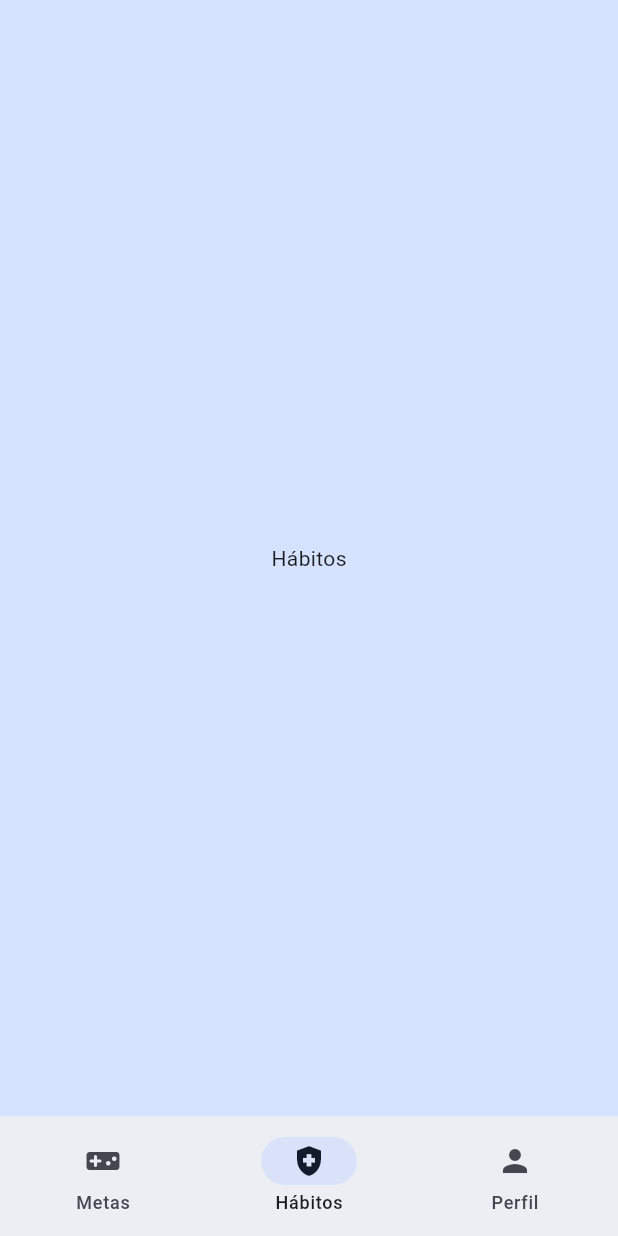
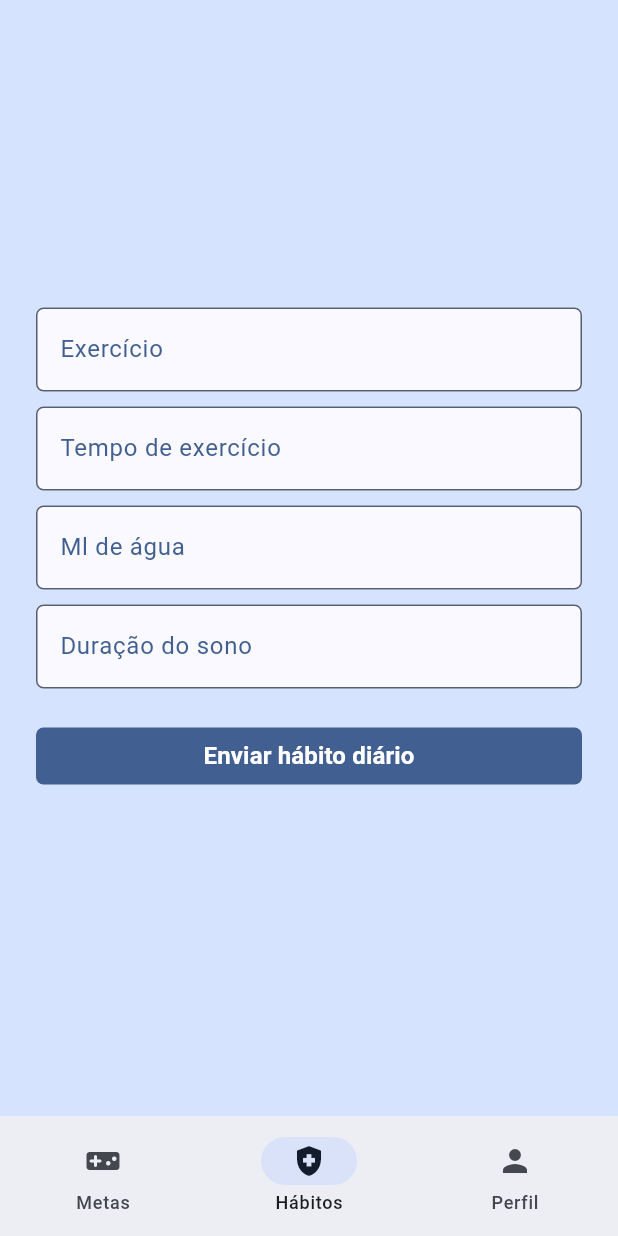
Before and after one commit to Vitinho369/health_app, a Flutter app: the screen it shows once a user with an empty profile is signed in, on a phone screen of 412 x 824 dp. Run offline on Flutter 3.47's test engine with Material 3 defaults, Android fonts, the phone set to English and light mode, and no system bars; our stand-ins replace cloud_firestore, firebase_auth, firebase_core, google_fonts; accounts and stored records are empty; generated files the repository leaves out were written again; Roboto replaces fonts that are missing (Roboto Flex).

Commit message:
envio dos habitos ao firebase

```diff
--- a/lib/ui/pages/habits_page.dart
+++ b/lib/ui/pages/habits_page.dart
@@ -1,4 +1,6 @@
 import 'package:flutter/material.dart';
+import 'package:flutter/rendering.dart';
+import 'package:health_app/ui/widgets/form_habits.dart';
 
 class HabitsPage extends StatelessWidget {
   const HabitsPage({super.key});
@@ -6,11 +8,11 @@ class HabitsPage extends StatelessWidget {
   @override
   Widget build(BuildContext context) {
     return Center(
-      child: Column(
-        mainAxisAlignment: MainAxisAlignment.center,
-        children: [
-          Text("Hábitos"),
-        ],
+      child: SingleChildScrollView(
+        child: Column(
+          mainAxisAlignment: MainAxisAlignment.center,
+          children: [FormHabits()],
+        ),
       ),
     );
   }
--- a/lib/ui/widgets/form_habits.dart
+++ b/lib/ui/widgets/form_habits.dart
@@ -1,6 +1,8 @@
 import 'package:cloud_firestore/cloud_firestore.dart';
 import 'package:flutter/material.dart';
+import 'package:health_app/model/habits.dart';
 import 'package:health_app/services/firebase/firestore_service.dart';
+import 'package:health_app/ui/widgets/custom_button.dart';
 import 'package:health_app/ui/widgets/custom_text_form_field.dart';
 import 'package:provider/provider.dart';
 
@@ -13,7 +15,9 @@ class FormHabits extends StatefulWidget {
 
 class _FormHabitsState extends State<FormHabits> {
   TextEditingController _exercicioController = TextEditingController();
+  TextEditingController _exercicioTimeController = TextEditingController();
   TextEditingController _aguaController = TextEditingController();
+  TextEditingController _sleepDurationController = TextEditingController();
 
   late final firestoreService;
 
@@ -24,13 +28,27 @@ class _FormHabitsState extends State<FormHabits> {
         Provider.of<CloudFiretoreService>(context, listen: false);
   }
 
+  void sendHabit() async {
+    print("askamskamsak");
+    if (_aguaController.text.isNotEmpty &&
+        _exercicioController.text.isNotEmpty &&
+        _exercicioTimeController.text.isNotEmpty &&
+        _sleepDurationController.text.isNotEmpty) {
+      await firestoreService.addHabit(Habits(
+          exercise: _exercicioController.text,
+          timeExercise: int.parse(_exercicioTimeController.text),
+          waterQtd: int.parse(_aguaController.text),
+          sleepDuration: int.parse(_sleepDurationController.text)));
+    }
+  }
+
   @override
   Widget build(BuildContext context) {
     return StreamBuilder<DocumentSnapshot>(
         stream: firestoreService.getUserProfile(),
         builder: (context, snapshot) {
           if (snapshot.hasData && snapshot.data!.exists) {
-            final userData = snapshot.data!.data() as Map<String, dynamic>;
+            final habitDatas = snapshot.data!.data() as Map<String, dynamic>;
           }
 
           return Padding(
@@ -40,6 +58,13 @@ class _FormHabitsState extends State<FormHabits> {
                 CustomTextFormField(
                     labelText: "Exercício",
                     controller: _exercicioController,
+                    keyboardType: TextInputType.text),
+                const SizedBox(
+                  height: 10,
+                ),
+                CustomTextFormField(
+                    labelText: "Tempo de exercício",
+                    controller: _exercicioTimeController,
                     keyboardType: TextInputType.number),
                 const SizedBox(
                   height: 10,
@@ -52,6 +77,19 @@ class _FormHabitsState extends State<FormHabits> {
                 const SizedBox(
                   height: 10,
                 ),
+                CustomTextFormField(
+                  labelText: "Duração do sono",
+                  controller: _sleepDurationController,
+                  keyboardType: TextInputType.number,
+                ),
+                const SizedBox(
+                  height: 10,
+                ),
+                CustomButton(
+                  height: 70,
+                  text: "Enviar hábito diário",
+                  onClick: sendHabit,
+                )
               ],
             ),
           );
```
Also changed, not shown: lib/ui/widgets/form_user_profile.dart (+0 -8 lines).
